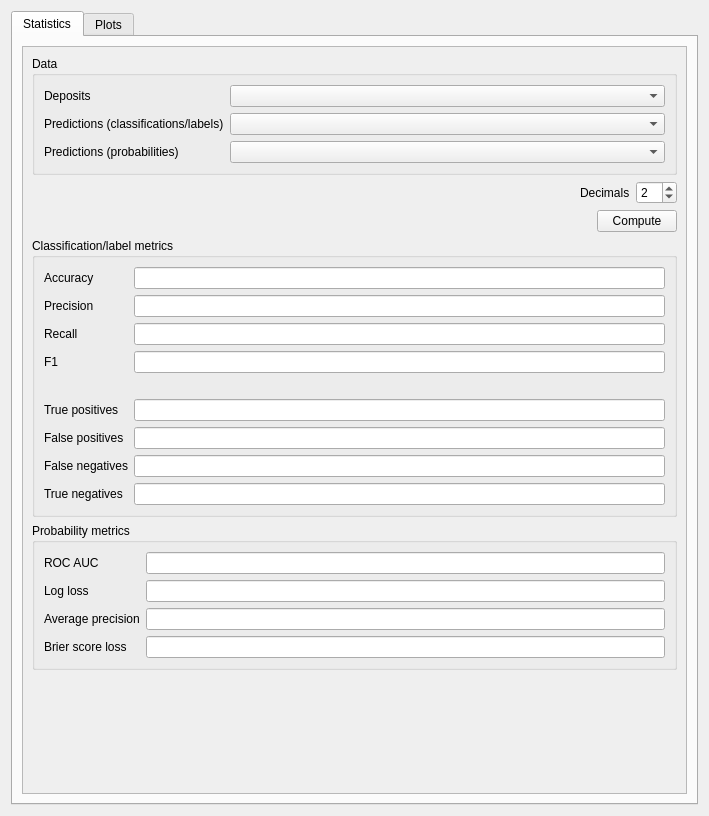
The window that eis_qgis_plugin/resources/ui/wizard_evaluation.ui (GispoCoding/eis_qgis_plugin) describes before a commit, drawn with Qt 5.
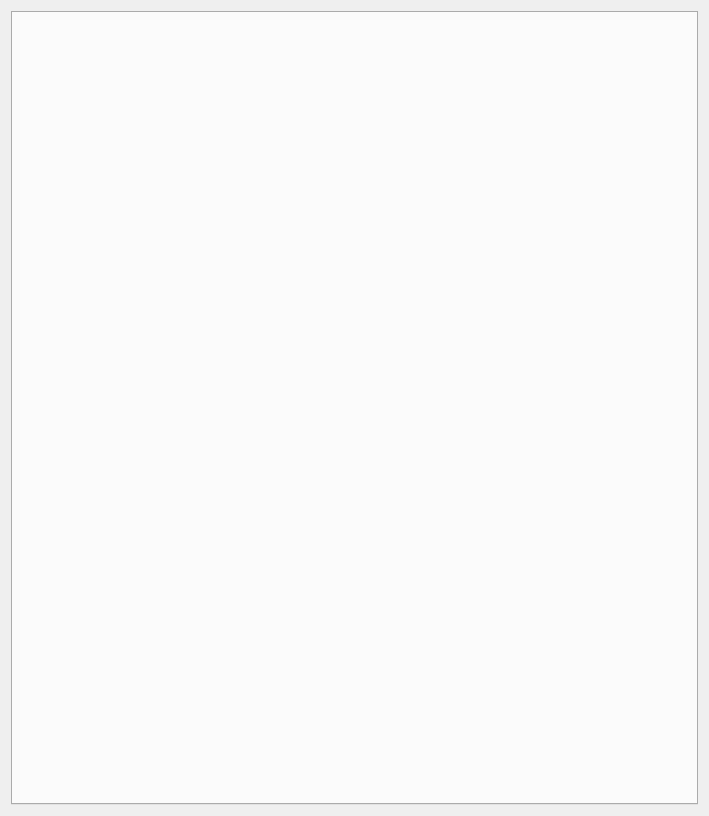
The same window after the commit. Custom widgets are drawn as their Qt base class.

Commit message: feat(wizard-evaluation): implement plotting tab to evaluation page

```diff
--- a/eis_qgis_plugin/resources/ui/wizard_evaluation.ui
+++ b/eis_qgis_plugin/resources/ui/wizard_evaluation.ui
@@ -19,378 +19,10 @@
      <property name="currentIndex">
       <number>0</number>
      </property>
-     <widget class="QWidget" name="statistics_tab">
-      <attribute name="title">
-       <string>Statistics</string>
-      </attribute>
-      <layout class="QVBoxLayout" name="verticalLayout_2">
-       <item>
-        <widget class="QScrollArea" name="statistics_scroll_area">
-         <property name="widgetResizable">
-          <bool>true</bool>
-         </property>
-         <widget class="QWidget" name="scrollAreaWidgetContents">
-          <property name="geometry">
-           <rect>
-            <x>0</x>
-            <y>0</y>
-            <width>667</width>
-            <height>747</height>
-           </rect>
-          </property>
-          <layout class="QVBoxLayout" name="verticalLayout_3">
-           <item>
-            <widget class="QGroupBox" name="groupBox">
-             <property name="title">
-              <string>Data</string>
-             </property>
-             <layout class="QFormLayout" name="formLayout_4">
-              <item row="0" column="0">
-               <widget class="QLabel" name="label">
-                <property name="text">
-                 <string>Deposits</string>
-                </property>
-               </widget>
-              </item>
-              <item row="0" column="1">
-               <widget class="QgsMapLayerComboBox" name="deposits_layer"/>
-              </item>
-              <item row="1" column="0">
-               <widget class="QLabel" name="label_2">
-                <property name="text">
-                 <string>Predictions (classifications/labels)</string>
-                </property>
-               </widget>
-              </item>
-              <item row="1" column="1">
-               <widget class="QgsMapLayerComboBox" name="predicted_labels_layer">
-                <property name="allowEmptyLayer">
-                 <bool>true</bool>
-                </property>
-               </widget>
-              </item>
-              <item row="2" column="0">
-               <widget class="QLabel" name="label_3">
-                <property name="text">
-                 <string>Predictions (probabilities)</string>
-                </property>
-               </widget>
-              </item>
-              <item row="2" column="1">
-               <widget class="QgsMapLayerComboBox" name="predicted_probabilities_layer">
-                <property name="allowEmptyLayer">
-                 <bool>true</bool>
-                </property>
-               </widget>
-              </item>
-             </layout>
-            </widget>
-           </item>
-           <item>
-            <layout class="QHBoxLayout" name="horizontalLayout_4">
-             <item>
-              <spacer name="horizontalSpacer_2">
-               <property name="orientation">
-                <enum>Qt::Horizontal</enum>
-               </property>
-               <property name="sizeHint" stdset="0">
-                <size>
-                 <width>40</width>
-                 <height>20</height>
-                </size>
-               </property>
-              </spacer>
-             </item>
-             <item>
-              <widget class="QLabel" name="label_16">
-               <property name="text">
-                <string>Decimals</string>
-               </property>
-              </widget>
-             </item>
-             <item>
-              <widget class="QSpinBox" name="decimals">
-               <property name="maximum">
-                <number>10</number>
-               </property>
-               <property name="value">
-                <number>2</number>
-               </property>
-              </widget>
-             </item>
-            </layout>
-           </item>
-           <item>
-            <layout class="QHBoxLayout" name="horizontalLayout">
-             <item>
-              <spacer name="horizontalSpacer">
-               <property name="orientation">
-                <enum>Qt::Horizontal</enum>
-               </property>
-               <property name="sizeHint" stdset="0">
-                <size>
-                 <width>40</width>
-                 <height>20</height>
-                </size>
-               </property>
-              </spacer>
-             </item>
-             <item>
-              <widget class="QPushButton" name="compute_btn">
-               <property name="text">
-                <string>Compute</string>
-               </property>
-              </widget>
-             </item>
-            </layout>
-           </item>
-           <item>
-            <widget class="QGroupBox" name="label_metrics_groupbox">
-             <property name="title">
-              <string>Classification/label metrics</string>
-             </property>
-             <layout class="QFormLayout" name="formLayout_2">
-              <item row="0" column="0">
-               <widget class="QLabel" name="label_4">
-                <property name="text">
-                 <string>Accuracy</string>
-                </property>
-               </widget>
-              </item>
-              <item row="0" column="1">
-               <widget class="QLineEdit" name="accuracy">
-                <property name="readOnly">
-                 <bool>true</bool>
-                </property>
-               </widget>
-              </item>
-              <item row="1" column="0">
-               <widget class="QLabel" name="label_5">
-                <property name="text">
-                 <string>Precision</string>
-                </property>
-               </widget>
-              </item>
-              <item row="1" column="1">
-               <widget class="QLineEdit" name="precision">
-                <property name="readOnly">
-                 <bool>true</bool>
-                </property>
-               </widget>
-              </item>
-              <item row="2" column="0">
-               <widget class="QLabel" name="label_6">
-                <property name="text">
-                 <string>Recall</string>
-                </property>
-               </widget>
-              </item>
-              <item row="2" column="1">
-               <widget class="QLineEdit" name="recall">
-                <property name="readOnly">
-                 <bool>true</bool>
-                </property>
-               </widget>
-              </item>
-              <item row="3" column="0">
-               <widget class="QLabel" name="label_7">
-                <property name="text">
-                 <string>F1</string>
-                </property>
-               </widget>
-              </item>
-              <item row="3" column="1">
-               <widget class="QLineEdit" name="f1">
-                <property name="readOnly">
-                 <bool>true</bool>
-                </property>
-               </widget>
-              </item>
-              <item row="4" column="0">
-               <widget class="QLabel" name="label_17">
-                <property name="text">
-                 <string/>
-                </property>
-               </widget>
-              </item>
-              <item row="5" column="0">
-               <widget class="QLabel" name="label_12">
-                <property name="text">
-                 <string>True positives</string>
-                </property>
-               </widget>
-              </item>
-              <item row="5" column="1">
-               <widget class="QLineEdit" name="true_positives">
-                <property name="readOnly">
-                 <bool>true</bool>
-                </property>
-               </widget>
-              </item>
-              <item row="6" column="0">
-               <widget class="QLabel" name="label_13">
-                <property name="text">
-                 <string>False positives</string>
-                </property>
-               </widget>
-              </item>
-              <item row="6" column="1">
-               <widget class="QLineEdit" name="false_positives">
-                <property name="readOnly">
-                 <bool>true</bool>
-                </property>
-               </widget>
-              </item>
-              <item row="7" column="0">
-               <widget class="QLabel" name="label_14">
-                <property name="text">
-                 <string>False negatives</string>
-                </property>
-               </widget>
-              </item>
-              <item row="7" column="1">
-               <widget class="QLineEdit" name="false_negatives">
-                <property name="readOnly">
-                 <bool>true</bool>
-                </property>
-               </widget>
-              </item>
-              <item row="8" column="0">
-               <widget class="QLabel" name="label_15">
-                <property name="text">
-                 <string>True negatives</string>
-                </property>
-               </widget>
-              </item>
-              <item row="8" column="1">
-               <widget class="QLineEdit" name="true_negatives">
-                <property name="readOnly">
-                 <bool>true</bool>
-                </property>
-               </widget>
-              </item>
-             </layout>
-            </widget>
-           </item>
-           <item>
-            <widget class="QGroupBox" name="probability_metrics_groupbox">
-             <property name="title">
-              <string>Probability metrics</string>
-             </property>
-             <layout class="QFormLayout" name="formLayout_3">
-              <item row="0" column="0">
-               <widget class="QLabel" name="label_8">
-                <property name="text">
-                 <string>ROC AUC</string>
-                </property>
-               </widget>
-              </item>
-              <item row="0" column="1">
-               <widget class="QLineEdit" name="roc_auc">
-                <property name="readOnly">
-                 <bool>true</bool>
-                </property>
-               </widget>
-              </item>
-              <item row="1" column="0">
-               <widget class="QLabel" name="label_9">
-                <property name="text">
-                 <string>Log loss</string>
-                </property>
-               </widget>
-              </item>
-              <item row="1" column="1">
-               <widget class="QLineEdit" name="log_loss">
-                <property name="readOnly">
-                 <bool>true</bool>
-                </property>
-               </widget>
-              </item>
-              <item row="2" column="0">
-               <widget class="QLabel" name="label_10">
-                <property name="text">
-                 <string>Average precision</string>
-                </property>
-               </widget>
-              </item>
-              <item row="2" column="1">
-               <widget class="QLineEdit" name="average_precision">
-                <property name="readOnly">
-                 <bool>true</bool>
-                </property>
-               </widget>
-              </item>
-              <item row="3" column="0">
-               <widget class="QLabel" name="label_11">
-                <property name="text">
-                 <string>Brier score loss</string>
-                </property>
-               </widget>
-              </item>
-              <item row="3" column="1">
-               <widget class="QLineEdit" name="brier_score_loss">
-                <property name="readOnly">
-                 <bool>true</bool>
-                </property>
-               </widget>
-              </item>
-             </layout>
-            </widget>
-           </item>
-           <item>
-            <spacer name="verticalSpacer">
-             <property name="orientation">
-              <enum>Qt::Vertical</enum>
-             </property>
-             <property name="sizeHint" stdset="0">
-              <size>
-               <width>20</width>
-               <height>39</height>
-              </size>
-             </property>
-            </spacer>
-           </item>
-          </layout>
-         </widget>
-        </widget>
-       </item>
-      </layout>
-     </widget>
-     <widget class="QWidget" name="plots_tab">
-      <attribute name="title">
-       <string>Plots</string>
-      </attribute>
-      <layout class="QVBoxLayout" name="verticalLayout_4">
-       <item>
-        <widget class="QScrollArea" name="scrollArea_2">
-         <property name="widgetResizable">
-          <bool>true</bool>
-         </property>
-         <widget class="QWidget" name="scrollAreaWidgetContents_2">
-          <property name="geometry">
-           <rect>
-            <x>0</x>
-            <y>0</y>
-            <width>667</width>
-            <height>747</height>
-           </rect>
-          </property>
-         </widget>
-        </widget>
-       </item>
-      </layout>
-     </widget>
     </widget>
    </item>
   </layout>
  </widget>
- <customwidgets>
-  <customwidget>
-   <class>QgsMapLayerComboBox</class>
-   <extends>QComboBox</extends>
-   <header>qgsmaplayercombobox.h</header>
-  </customwidget>
- </customwidgets>
  <resources/>
  <connections/>
 </ui>
```
Left out of the diff: 4 changed lines with no effect on the pictures. The commit also changes 8 other files.
